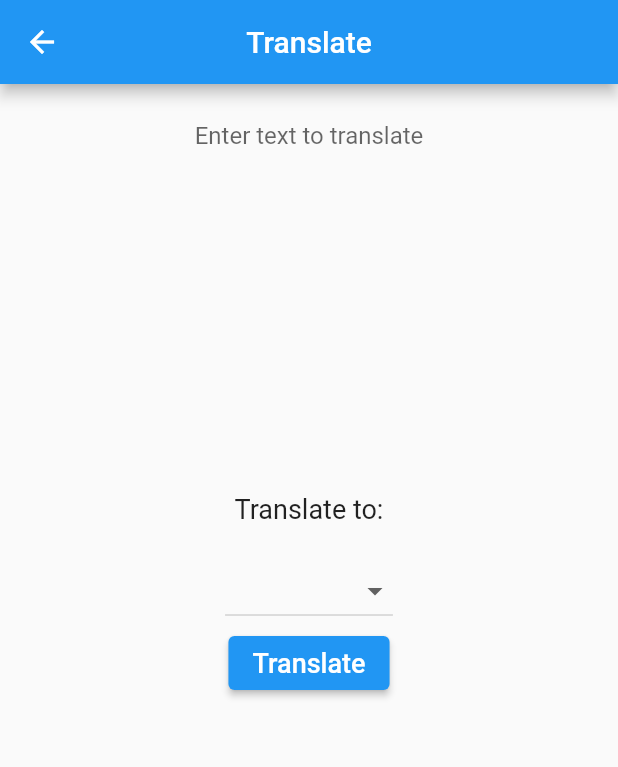
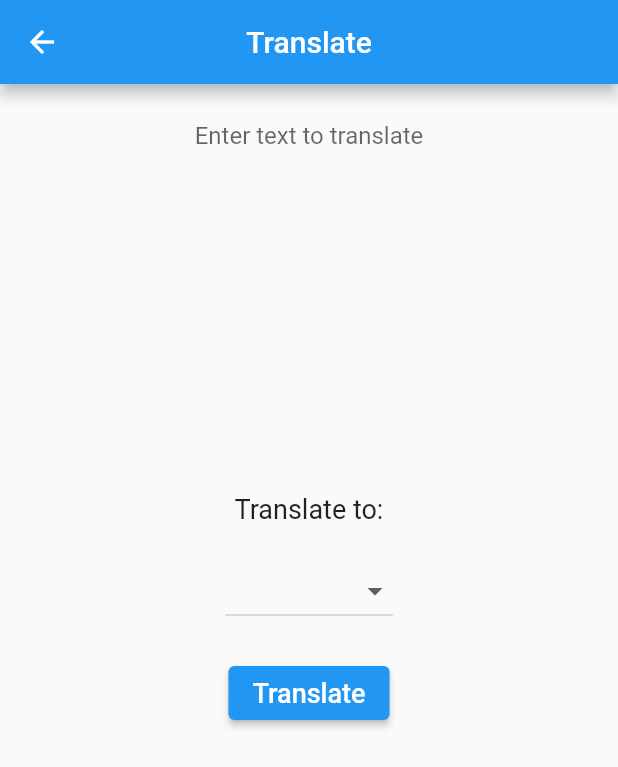
Before and after one commit to AaqilSh/Image-to-Text-Translation, a Flutter app: the screen it shows after launch, after a tap on "From text", on a phone screen of 412 x 824 dp. Shown: the top 767 px of the screen. Run offline on Flutter 3.47's test engine with Material 2 defaults, Android fonts, the phone set to English and light mode, and no system bars; our stand-ins replace image_picker; missing offline and left inert: google_ml_kit.

```diff
--- a/lib/main.dart
+++ b/lib/main.dart
@@ -1,5 +1,6 @@
 import 'package:flutter/material.dart';
 import 'package:provider/provider.dart';
+import 'package:translate/providers/image_provider.dart';
 import 'package:translate/providers/language_provider.dart';
 import 'package:translate/views/home_page.dart';
 
@@ -15,7 +16,9 @@ class MyApp extends StatelessWidget {
     return MultiProvider(
       providers: [
         ChangeNotifierProvider<LanguageProvider>(
-            create: (_) => LanguageProvider())
+            create: (_) => LanguageProvider()),
+        ChangeNotifierProvider<ImageViewProvider>(
+            create: (_) => ImageViewProvider())
       ],
       child: const MaterialApp(
         debugShowCheckedModeBanner: false,
--- a/lib/providers/image_provider.dart
+++ b/lib/providers/image_provider.dart
@@ -3,7 +3,7 @@ import 'package:translate/services/exceptions.dart';
 import 'package:translate/services/media_service.dart';
 import 'package:translate/services/status.dart';
 
-class ImageProvider extends BaseProvider {
+class ImageViewProvider extends BaseProvider {
   String? _imagePath;
   String get imagePath => _imagePath!;
 
--- a/lib/providers/language_provider.dart
+++ b/lib/providers/language_provider.dart
@@ -13,7 +13,6 @@ class LanguageProvider extends BaseProvider {
 
   void setEndLanguage(String language) {
     _language = language;
-    print(language);
     setStatus(Status.idle);
   }
 
@@ -28,6 +27,8 @@ class LanguageProvider extends BaseProvider {
         setStatus(Status.loaded);
       } on LanguageNotFoundException {
         setStatus(Status.error);
+      } catch (e) {
+        setStatus(Status.error);
       }
     } else {
       setStatus(Status.idle);
--- a/lib/views/text_translate.dart
+++ b/lib/views/text_translate.dart
@@ -34,8 +34,8 @@ class _TextTranslatepageState extends State<TextTranslatepage> {
         title: const Text('Translate'),
         centerTitle: true,
       ),
-      body: Column(
-        mainAxisAlignment: MainAxisAlignment.start,
+      body: ListView(
+        // mainAxisAlignment: MainAxisAlignment.start,
         children: [
           const SizedBox(
             height: 25.0,
@@ -55,15 +55,18 @@ class _TextTranslatepageState extends State<TextTranslatepage> {
           const SizedBox(
             height: 20.0,
           ),
-          const Text(
+          const Center(
+            child: Text(
               'Translate to:',
               style: TextStyle(fontSize: 18.0),
+            ),
           ),
           const SizedBox(
             height: 20.0,
           ),
           Consumer<LanguageProvider>(
-            builder: (_, languageProvider, __) => DropdownButton(
+            builder: (_, languageProvider, __) => Center(
+              child: DropdownButton(
                 items: languagesMap.keys
                     .map((String value) => DropdownMenuItem<String>(
                         value: value, child: Text(value)))
@@ -73,9 +76,13 @@ class _TextTranslatepageState extends State<TextTranslatepage> {
                     languageProvider.setEndLanguage(value.toString()),
               ),
             ),
-          Center(
-            child: Consumer<LanguageProvider>(
-              builder: (_, languageProvider, __) => ElevatedButton(
+          ),
+          const SizedBox(
+            height: 20.0,
+          ),
+          Consumer<LanguageProvider>(
+            builder: (_, languageProvider, __) => Center(
+              child: ElevatedButton(
                 child: const Text(
                   'Translate',
                   style: TextStyle(fontSize: 18.0),
@@ -91,16 +98,22 @@ class _TextTranslatepageState extends State<TextTranslatepage> {
           const SizedBox(
             height: 20.0,
           ),
-          Consumer<LanguageProvider>(
-              builder: (_, languageProvider, __) => (languageProvider
-                          .currentStatus ==
-                      Status.idle)
+          Center(
+            child: Container(
+              margin: const EdgeInsets.only(top: 25.0),
+              child: Consumer<LanguageProvider>(
+                  builder: (_, languageProvider, __) =>
+                      (languageProvider.currentStatus == Status.idle)
                           ? Container()
                           : (languageProvider.currentStatus == Status.error)
                               ? const Text('Language not identified')
-                      : (languageProvider.currentStatus == Status.loading)
+                              : (languageProvider.currentStatus ==
+                                      Status.loading)
                                   ? const Text('Loading')
-                          : SelectableText(languageProvider.translatedText)),
+                                  : SelectableText(
+                                      languageProvider.translatedText)),
+            ),
+          ),
         ],
       ),
     );
```
Also changed, not shown: lib/services/language_identify_service.dart (+1 -6 lines), lib/views/image_translate.dart (+24 -5 lines). Lines whose indentation alone changed are shown as unchanged.
